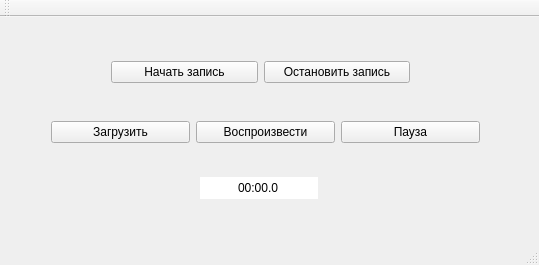
Old version of the form VoiceIdentification/voiceidentification.ui in the repository zjucsxxd/VoiceIdentification.
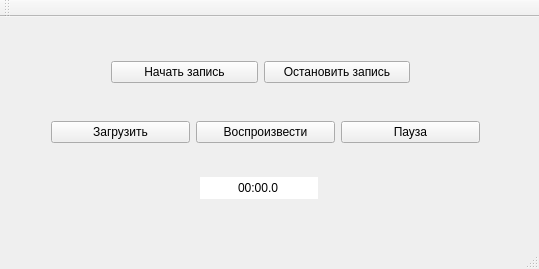
New version of the form.

Patch:
```diff
--- a/VoiceIdentification/voiceidentification.ui
+++ b/VoiceIdentification/voiceidentification.ui
@@ -7,7 +7,7 @@
     <x>0</x>
     <y>0</y>
     <width>539</width>
-    <height>265</height>
+    <height>269</height>
    </rect>
   </property>
   <property name="windowTitle">
```
